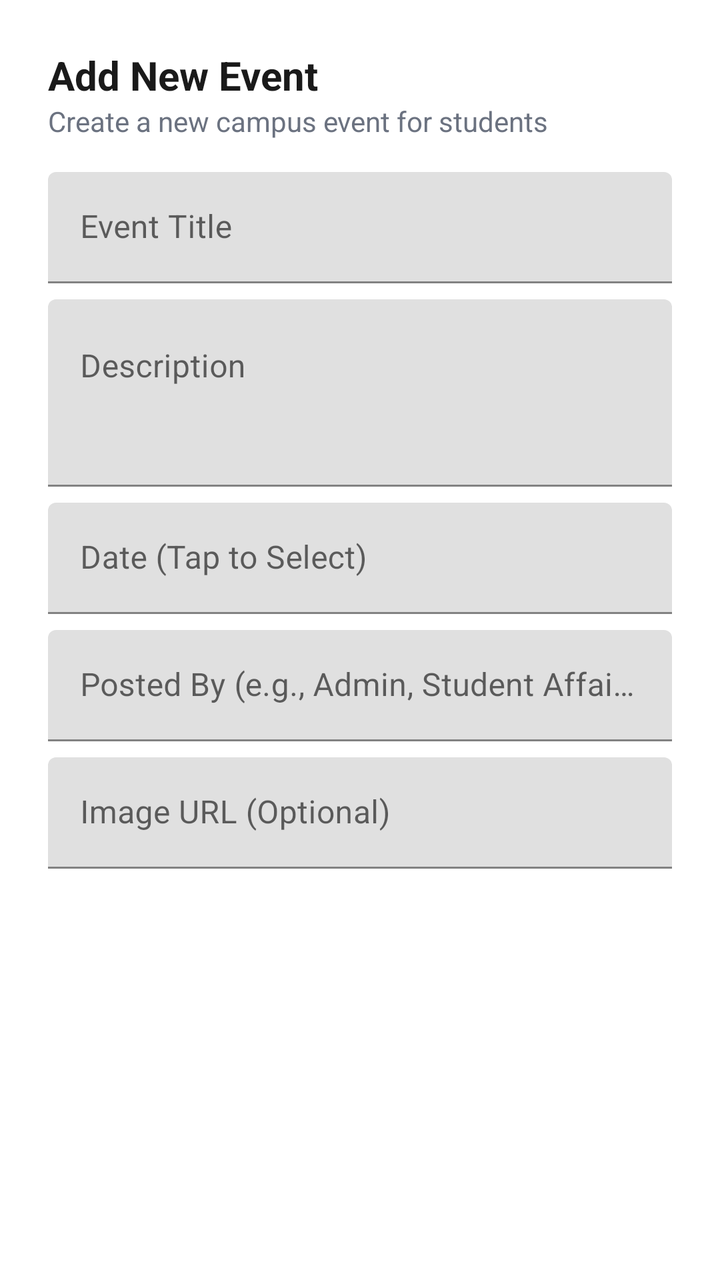
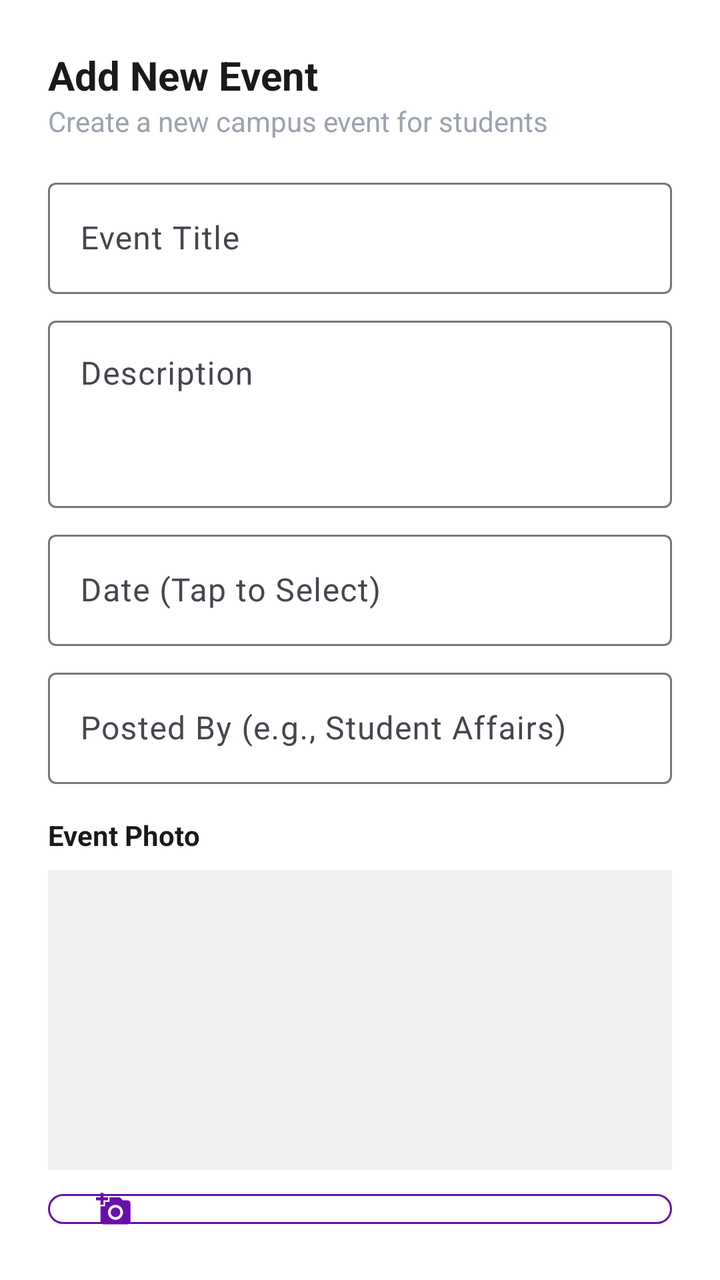

An Android layout rendered at two revisions. The XML below is the earlier revision; the diff shows what the commit changed to produce the second picture.
<!-- AndroidManifest.xml: application theme AppTheme -->
<!-- res/layout/dialog_add_event.xml -->
<?xml version="1.0" encoding="utf-8"?>
<LinearLayout xmlns:android="http://schemas.android.com/apk/res/android"
    xmlns:app="http://schemas.android.com/apk/res-auto"
    android:layout_width="match_parent"
    android:layout_height="wrap_content"
    android:orientation="vertical"
    android:padding="24dp">

    <TextView
        android:layout_width="wrap_content"
        android:layout_height="wrap_content"
        android:text="Add New Event"
        android:textColor="@color/text_primary"
        android:textSize="20sp"
        android:textStyle="bold" />

    <TextView
        android:layout_width="wrap_content"
        android:layout_height="wrap_content"
        android:layout_marginBottom="16dp"
        android:text="Create a new campus event for students"
        android:textColor="@color/text_secondary" />

    
    <com.google.android.material.textfield.TextInputLayout
        android:layout_width="match_parent"
        android:layout_height="wrap_content"
        android:hint="Event Title">
        <com.google.android.material.textfield.TextInputEditText
            android:id="@+id/inputEventTitle"
            android:layout_width="match_parent"
            android:layout_height="wrap_content" />
    </com.google.android.material.textfield.TextInputLayout>

    
    <com.google.android.material.textfield.TextInputLayout
        android:layout_width="match_parent"
        android:layout_height="wrap_content"
        android:layout_marginTop="8dp"
        android:hint="Description">
        <com.google.android.material.textfield.TextInputEditText
            android:id="@+id/inputEventDescription"
            android:layout_width="match_parent"
            android:layout_height="wrap_content"
            android:gravity="top"
            android:minLines="3" />
    </com.google.android.material.textfield.TextInputLayout>

    
    <com.google.android.material.textfield.TextInputLayout
        android:layout_width="match_parent"
        android:layout_height="wrap_content"
        android:layout_marginTop="8dp"
        android:hint="Date (Tap to Select)">
        <com.google.android.material.textfield.TextInputEditText
            android:id="@+id/inputEventDate"
            android:layout_width="match_parent"
            android:layout_height="wrap_content"
            android:focusable="false" /> 
    </com.google.android.material.textfield.TextInputLayout>

    
    <com.google.android.material.textfield.TextInputLayout
        android:layout_width="match_parent"
        android:layout_height="wrap_content"
        android:layout_marginTop="8dp"
        android:hint="Posted By (e.g., Admin, Student Affairs)">
        <com.google.android.material.textfield.TextInputEditText
            android:id="@+id/inputPostedBy"
            android:layout_width="match_parent"
            android:layout_height="wrap_content" />
    </com.google.android.material.textfield.TextInputLayout>

    
    <com.google.android.material.textfield.TextInputLayout
        android:layout_width="match_parent"
        android:layout_height="wrap_content"
        android:layout_marginTop="8dp"
        android:hint="Image URL (Optional)">
        <com.google.android.material.textfield.TextInputEditText
            android:id="@+id/inputImageUrl"
            android:layout_width="match_parent"
            android:layout_height="wrap_content" />
    </com.google.android.material.textfield.TextInputLayout>

</LinearLayout>
<!-- resources referenced by this layout -->
<resources>
  <color name="text_primary">@color/soft_black</color>
  <color name="text_secondary">#6b7280</color>
  <style name="AppTheme" parent="Theme.MaterialComponents.Light.NoActionBar">
          <item name="android:windowFullscreen">true</item>
  
      </style>
  <color name="soft_black">#1a1a1a</color>
</resources>

<!-- the commit's change to res/layout/dialog_add_event.xml (unified diff, before → after) -->
@@ -21,7 +21,6 @@
         android:text="Create a new campus event for students"
         android:textColor="@color/text_secondary" />
 
-    
     <com.google.android.material.textfield.TextInputLayout
         android:layout_width="match_parent"
         android:layout_height="wrap_content"
@@ -32,7 +31,6 @@
             android:layout_height="wrap_content" />
     </com.google.android.material.textfield.TextInputLayout>
 
-    
     <com.google.android.material.textfield.TextInputLayout
         android:layout_width="match_parent"
         android:layout_height="wrap_content"
@@ -46,7 +44,6 @@
             android:minLines="3" />
     </com.google.android.material.textfield.TextInputLayout>
 
-    
     <com.google.android.material.textfield.TextInputLayout
         android:layout_width="match_parent"
         android:layout_height="wrap_content"
@@ -56,31 +53,45 @@
             android:id="@+id/inputEventDate"
             android:layout_width="match_parent"
             android:layout_height="wrap_content"
-            android:focusable="false" /> 
+            android:focusable="false" />
     </com.google.android.material.textfield.TextInputLayout>
 
-    
     <com.google.android.material.textfield.TextInputLayout
         android:layout_width="match_parent"
         android:layout_height="wrap_content"
         android:layout_marginTop="8dp"
-        android:hint="Posted By (e.g., Admin, Student Affairs)">
+        android:hint="Posted By (e.g., Student Affairs)">
         <com.google.android.material.textfield.TextInputEditText
             android:id="@+id/inputPostedBy"
             android:layout_width="match_parent"
             android:layout_height="wrap_content" />
     </com.google.android.material.textfield.TextInputLayout>
 
-    
-    <com.google.android.material.textfield.TextInputLayout
+    <TextView
+        android:layout_width="wrap_content"
+        android:layout_height="wrap_content"
+        android:layout_marginTop="16dp"
+        android:text="Event Photo"
+        android:textColor="@color/text_primary"
+        android:textStyle="bold" />
+
+    <ImageView
+        android:id="@+id/imageEventPreview"
+        android:layout_width="match_parent"
+        android:layout_height="150dp"
+        android:layout_marginTop="8dp"
+        android:background="#f0f0f0"
+        android:scaleType="centerCrop"
+        android:contentDescription="Event Image Preview"/>
+
+    <Button
+        android:id="@+id/buttonUploadEventImage"
+        style="@style/SecondaryButton"
         android:layout_width="match_parent"
         android:layout_height="wrap_content"
         android:layout_marginTop="8dp"
-        android:hint="Image URL (Optional)">
-        <com.google.android.material.textfield.TextInputEditText
-            android:id="@+id/inputImageUrl"
-            android:layout_width="match_parent"
-            android:layout_height="wrap_content" />
-    </com.google.android.material.textfield.TextInputLayout>
+        android:text="Select Event Photo"
+        app:icon="@drawable/ic_add_photo"
+        android:textAllCaps="false"/>
 
 </LinearLayout>
<!-- resource entries referenced after the edit -->
@@ -1,11 +1,37 @@
 <!-- resources referenced by this layout -->
 <resources>
   <color name="text_primary">@color/soft_black</color>
-  <color name="text_secondary">#6b7280</color>
-  <style name="AppTheme" parent="Theme.MaterialComponents.Light.NoActionBar">
+  <color name="text_secondary">@color/inactive_gray</color>
+  <!-- drawable ic_add_photo (drawable) -->
+  <vector xmlns:android="http://schemas.android.com/apk/res/android" android:height="24dp" android:tint="#000000" android:viewportHeight="24" android:viewportWidth="24" android:width="24dp">
+        
+      <path android:fillColor="@android:color/white" android:pathData="M3,4V1h2v3h3v2H5v3H3V6H0V4H3zM6,10V7h3V4h7l1.83,2H21c1.1,0 2,0.9 2,2v12c0,1.1 -0.9,2 -2,2H5c-1.1,0 -2,-0.9 -2,-2V10H6zM13,19c2.76,0 5,-2.24 5,-5s-2.24,-5 -5,-5s-5,2.24 -5,5S10.24,19 13,19zM9.8,14c0,1.77 1.43,3.2 3.2,3.2s3.2,-1.43 3.2,-3.2s-1.43,-3.2 -3.2,-3.2S9.8,12.23 9.8,14z"/>
+      
+  </vector>
+  <style name="SecondaryButton" parent="Widget.Material3.Button.OutlinedButton">
+          <item name="strokeColor">@color/deep_purple</item>
+          <item name="cornerRadius">28dp</item>
+          <item name="android:paddingTop">16dp</item>
+          <item name="android:paddingBottom">16dp</item>
+          <item name="android:textColor">@color/deep_purple</item>
+          <item name="iconTint">@color/deep_purple</item>
+          <item name="android:textAllCaps">false</item>
+      </style>
+  <style name="AppTheme" parent="Theme.Material3.DayNight.NoActionBar">
+          <item name="colorPrimary">@color/deep_purple</item>
+  
+          <item name="android:windowTranslucentNavigation">true</item>
+          <item name="android:windowTranslucentStatus">true</item>
+  
           <item name="android:windowFullscreen">true</item>
   
+          <item name="android:statusBarColor">@color/deep_purple</item>
+          <item name="android:windowBackground">@color/pure_white</item>
+          <item name="android:textColorPrimary">@color/text_primary</item>
       </style>
   <color name="soft_black">#1a1a1a</color>
+  <color name="inactive_gray">#9CA3AF</color>
+  <color name="deep_purple">#6A0DAD</color>
+  <color name="pure_white">#FFFFFF</color>
 </resources>
 
